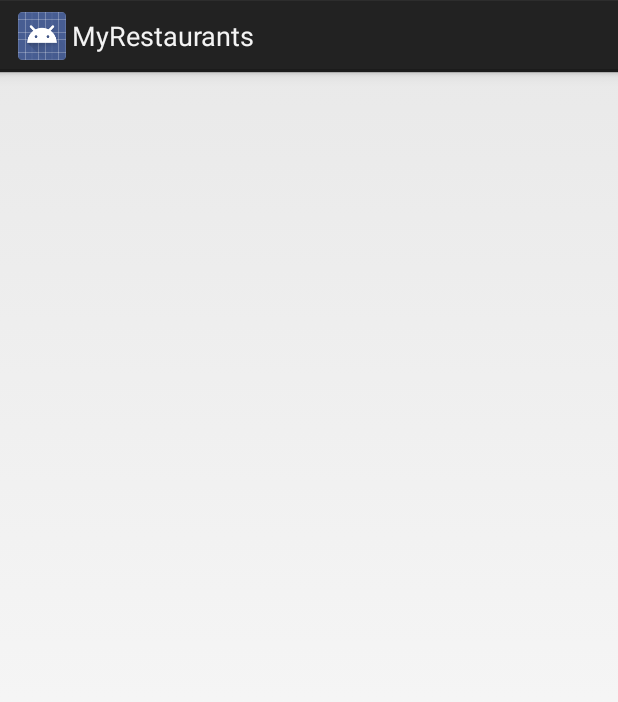
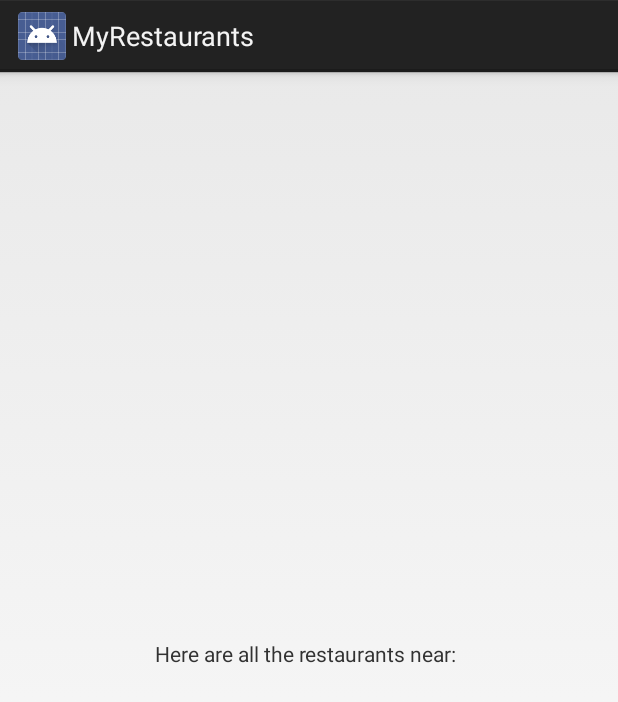
Before and after one commit to kavata9/MyRestaurants2, an Android app: the screen it shows after launch (RestaurantsActivity), after a tap on "Find Restaurants", on a phone screen of 412 x 824 dp. Shown: the top 702 px of the screen. Run offline under Robolectric (Android 15) with nearby library versions, the phone set to English and light mode, and no system bars.

Commit message:
add function on restaurants activity to passdata with extra intent and also location

```diff
--- a/app/src/main/java/com/restaurants/agnes/myrestaurants/MainActivity.java
+++ b/app/src/main/java/com/restaurants/agnes/myrestaurants/MainActivity.java
@@ -3,21 +3,28 @@ package com.restaurants.agnes.myrestaurants;
 import android.app.Activity;
 import android.content.Intent;
 import android.os.Bundle;
+import android.util.Log;
 import android.view.View;
 import android.widget.Button;
+import android.widget.EditText;
 
 public class MainActivity extends Activity {
     private Button mFindRestaurantsButton;
+    private EditText mLocationEditText;
 
     @Override
     protected void onCreate(Bundle savedInstanceState) {
         super.onCreate(savedInstanceState);
         setContentView(R.layout.activity_main);
+        mLocationEditText = (EditText) findViewById(R.id.locationEditText);
         mFindRestaurantsButton = (Button) findViewById(R.id.findRestaurantsButton);
+
         mFindRestaurantsButton.setOnClickListener(new View.OnClickListener() {
             @Override
             public void onClick(View v) {
+                String location = mLocationEditText.getText().toString();
                 Intent intent = new Intent(MainActivity.this, RestaurantsActivity.class);
+                intent.putExtra("location", location);
                 startActivity(intent);
             }
         });
--- a/app/src/main/java/com/restaurants/agnes/myrestaurants/RestaurantsActivity.java
+++ b/app/src/main/java/com/restaurants/agnes/myrestaurants/RestaurantsActivity.java
@@ -1,13 +1,20 @@
 package com.restaurants.agnes.myrestaurants;
 
 import android.app.Activity;
+import android.content.Intent;
 import android.os.Bundle;
+import android.widget.TextView;
 
 public class RestaurantsActivity extends Activity {
+    private TextView mLocationTextView;
 
     @Override
     protected void onCreate(Bundle savedInstanceState) {
         super.onCreate(savedInstanceState);
         setContentView(R.layout.activity_restaurants);
+        mLocationTextView = (TextView) findViewById(R.id.locationTextView);
+        Intent intent = getIntent();
+        String location = intent.getStringExtra("location");
+        mLocationTextView.setText("Here are all the restaurants near: " + location);
     }
 }
--- a/app/src/main/res/layout/activity_restaurants.xml
+++ b/app/src/main/res/layout/activity_restaurants.xml
@@ -1,9 +1,16 @@
 <?xml version="1.0" encoding="utf-8"?>
-<android.support.constraint.ConstraintLayout xmlns:android="http://schemas.android.com/apk/res/android"
-    xmlns:app="http://schemas.android.com/apk/res-auto"
+<RelativeLayout xmlns:android="http://schemas.android.com/apk/res/android"
     xmlns:tools="http://schemas.android.com/tools"
     android:layout_width="match_parent"
     android:layout_height="match_parent"
-    tools:context=".RestaurantsActivity">
+    tools:context="com.restaurants.agnes.myrestaurants.MainActivity">
 
-</android.support.constraint.ConstraintLayout>
+    <TextView
+        android:layout_width="wrap_content"
+        android:layout_height="wrap_content"
+        android:text="Restaurants near "
+        android:id="@+id/locationTextView"
+        android:layout_centerVertical="true"
+        android:layout_centerHorizontal="true" />
+
+</RelativeLayout>
```
